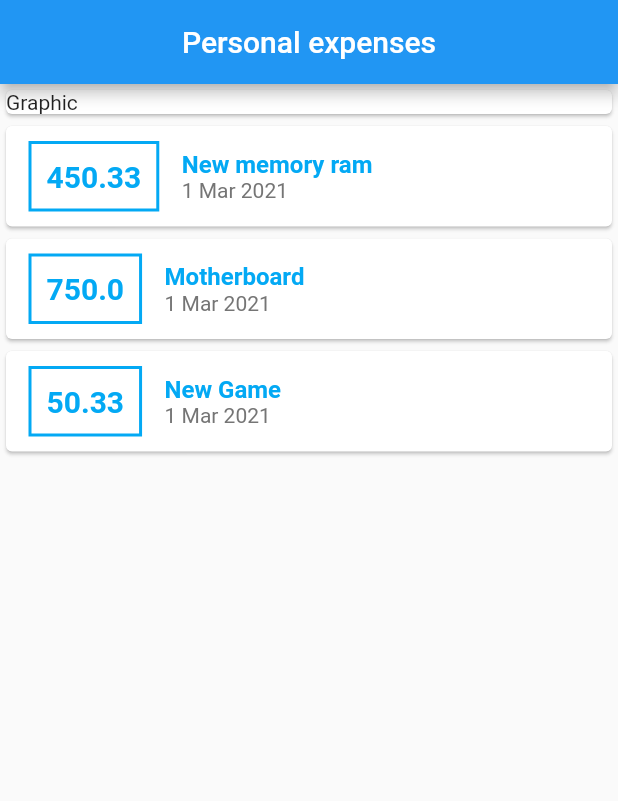
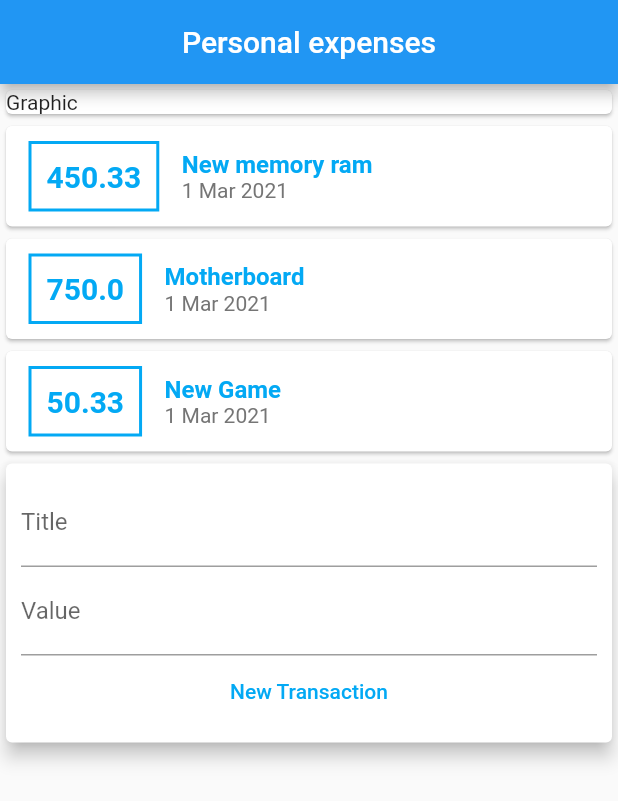
Before and after one commit to matheus-paulino/expanses, a Flutter app: the screen it shows after launch, on a phone screen of 412 x 824 dp. Shown: the top 801 px of the screen. Run offline on Flutter 3.47's test engine with Material 2 defaults, Android fonts, the phone set to English and light mode, and no system bars.

Commit message:
initial form for transactions

```diff
--- a/lib/main.dart
+++ b/lib/main.dart
@@ -103,6 +103,31 @@ class HomePage extends StatelessWidget {
               );
             }).toList(),
           ),
+          Card(
+            elevation: 5,
+            child: Padding(
+              padding: const EdgeInsets.all(10.0),
+              child: Column(
+                children: <Widget>[
+                  TextField(
+                    decoration: InputDecoration(
+                      labelText: 'Title',
+                    ),
+                  ),
+                  TextField(
+                    decoration: InputDecoration(
+                      labelText: 'Value',
+                    ),
+                  ),
+                  FlatButton(
+                    child: Text('New Transaction'),
+                    textColor: Colors.lightBlue,
+                    onPressed: () => {},
+                  )
+                ],
+              ),
+            ),
+          )
         ],
       ),
     );
```
